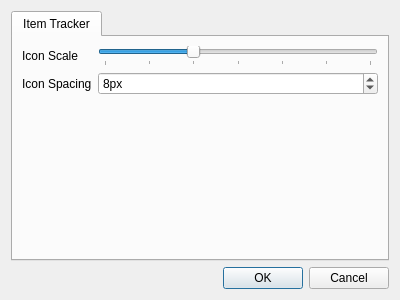
This is src/windows/SettingsDialog.ui in spell/SpellTracker as Qt 5 draws it before an edit. The edited form follows.
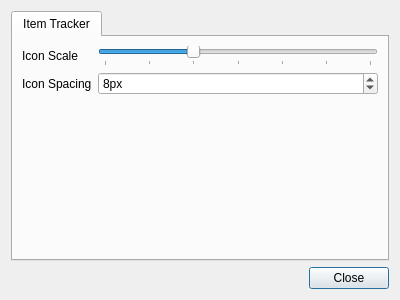
This is the edited form.

The edit to the form file:
```diff
--- a/src/windows/SettingsDialog.ui
+++ b/src/windows/SettingsDialog.ui
@@ -83,7 +83,7 @@
       <enum>Qt::Horizontal</enum>
      </property>
      <property name="standardButtons">
-      <set>QDialogButtonBox::Cancel|QDialogButtonBox::Ok</set>
+      <set>QDialogButtonBox::Close</set>
      </property>
     </widget>
    </item>
```
